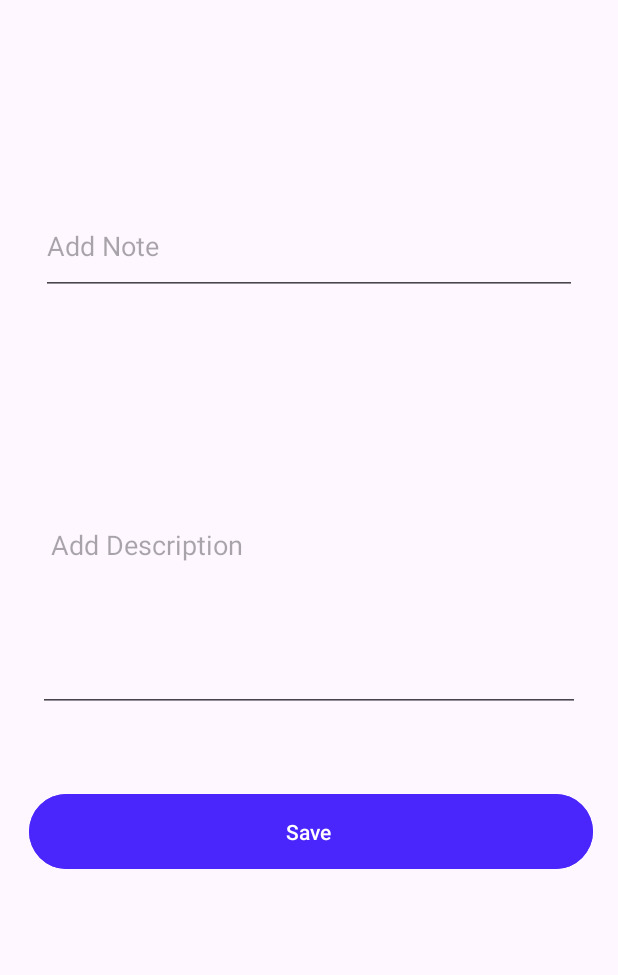
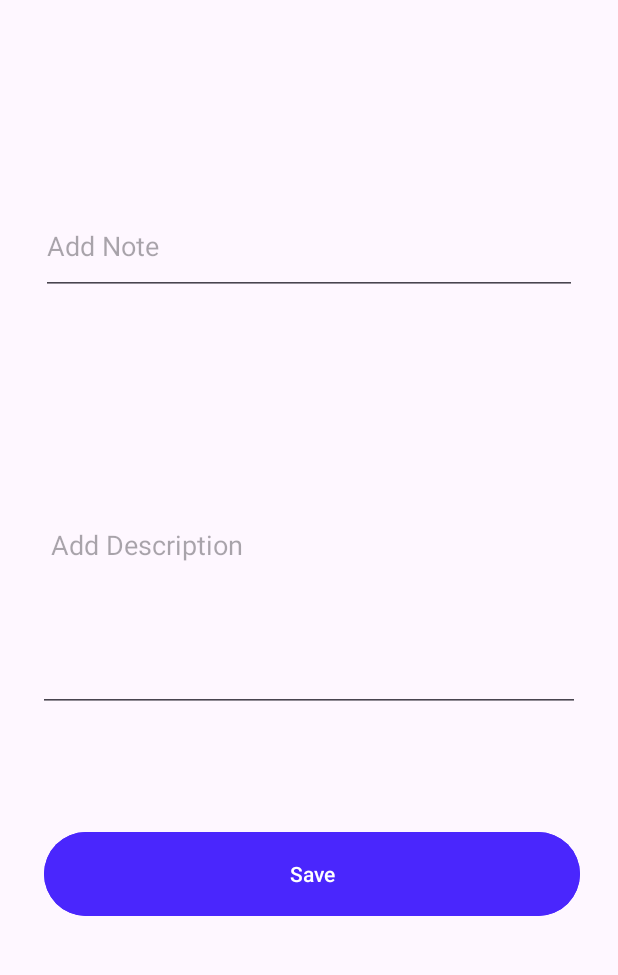
Before and after one commit to ZeliAkman/TodoApp, an Android app: the TodoKayitFragment screen opened through its navigation route, after a tap on "Save", on a phone screen of 412 x 824 dp, the part 96-1071 px from its top. Run offline under Robolectric (Android 15) with nearby library versions, the phone set to English and light mode, and no system bars; Roboto replaces fonts that are not available here.

Commit message:
update and delete

```diff
--- a/app/build.gradle.kts
+++ b/app/build.gradle.kts
@@ -36,6 +36,7 @@ android {
     }
     buildFeatures{
         viewBinding = true
+
     }
 }
 
@@ -44,7 +45,7 @@ android {
 
 dependencies {
 
-    implementation("androidx.core:core-ktx:1.9.0")
+    implementation("androidx.core:core-ktx:1.12.0")
     implementation("androidx.appcompat:appcompat:1.6.1")
     implementation("com.google.android.material:material:1.10.0")
     implementation("androidx.constraintlayout:constraintlayout:2.1.4")
--- a/app/src/main/java/com/example/todoapp/ui/adapter/TodoAdapter.kt
+++ b/app/src/main/java/com/example/todoapp/ui/adapter/TodoAdapter.kt
@@ -26,7 +26,6 @@ class TodoAdapter(var mContext : Context,var  todoList :List<Todo> ) : RecyclerV
         val todo = todoList.get(position)
         val t = holder.tasarim
 
-        // card_tasarımı buraya baglıyoruz
         t.textCardBaslik.text = todo.todo_baslik
         t.textCardAciklama.text=todo.todo_aciklama
 
--- a/app/src/main/java/com/example/todoapp/ui/fragment/AnasayfaFragment.kt
+++ b/app/src/main/java/com/example/todoapp/ui/fragment/AnasayfaFragment.kt
@@ -46,7 +46,7 @@ class AnasayfaFragment : Fragment() {
 
         // fab button action
         binding.fab.setOnClickListener {
-            Navigation.findNavController(it).navigate(R.id.todoKayitFragment)
+            Navigation.findNavController(it).navigate(R.id.todoKayitGecis)
         }
 
         //Searchview Fonks.
--- a/app/src/main/java/com/example/todoapp/ui/fragment/TodoKayitFragment.kt
+++ b/app/src/main/java/com/example/todoapp/ui/fragment/TodoKayitFragment.kt
@@ -17,10 +17,10 @@ class TodoKayitFragment : Fragment() {
         // Inflate the layout for this fragment
         binding = FragmentTodoKayitBinding.inflate(inflater, container, false)
 
-        binding.buttonUpdate.setOnClickListener {
+        binding.buttonSave.setOnClickListener {
 
-            val todo_baslik = binding.editDetayBaslik.text.toString()
-            val todo_aciklama =binding.editDetayAciklama.text.toString()
+            val todo_baslik = binding.editBaslik.text.toString()
+            val todo_aciklama =binding.editAciklama.text.toString()
             kaydet(todo_baslik, todo_aciklama)
         }
         return binding.root
--- a/app/src/main/res/layout/fragment_todo_kayit.xml
+++ b/app/src/main/res/layout/fragment_todo_kayit.xml
@@ -8,6 +8,20 @@
     tools:layout_editor_absoluteX="0dp"
     tools:layout_editor_absoluteY="37dp">
 
+    <Button
+        android:id="@+id/buttonSave"
+        android:layout_width="357dp"
+        android:layout_height="64dp"
+        android:layout_marginTop="76dp"
+        android:backgroundTint="@color/button"
+        android:text="Save"
+        app:layout_constraintBottom_toBottomOf="parent"
+        app:layout_constraintEnd_toEndOf="parent"
+        app:layout_constraintHorizontal_bias="0.537"
+        app:layout_constraintStart_toStartOf="parent"
+        app:layout_constraintTop_toBottomOf="@+id/editAciklama"
+        app:layout_constraintVertical_bias="0.0" />
+
     <androidx.appcompat.widget.Toolbar
         android:id="@+id/toolbar3"
         android:layout_width="0dp"
@@ -16,7 +30,7 @@
         android:background="@color/toolbar"
         android:minHeight="?attr/actionBarSize"
         android:theme="?attr/actionBarTheme"
-        app:layout_constraintBottom_toTopOf="@+id/editDetayBaslik"
+        app:layout_constraintBottom_toTopOf="@+id/editBaslik"
         app:layout_constraintEnd_toEndOf="parent"
         app:layout_constraintStart_toStartOf="parent"
         app:layout_constraintTop_toTopOf="parent" />
@@ -33,13 +47,13 @@
         android:textColor="@color/cardColor"
         android:textSize="24sp"
         android:textStyle="bold"
-        app:layout_constraintBottom_toTopOf="@+id/editDetayAciklama"
+        app:layout_constraintBottom_toTopOf="@+id/editAciklama"
         app:layout_constraintEnd_toEndOf="parent"
         app:layout_constraintStart_toStartOf="parent"
         app:layout_constraintTop_toTopOf="parent" />
 
     <EditText
-        android:id="@+id/editDetayBaslik"
+        android:id="@+id/editBaslik"
         android:layout_width="0dp"
         android:layout_height="0dp"
         android:layout_marginStart="27dp"
@@ -48,13 +62,13 @@
         android:ems="10"
         android:hint="Add Note"
         android:inputType="text"
-        app:layout_constraintBottom_toTopOf="@+id/editDetayAciklama"
+        app:layout_constraintBottom_toTopOf="@+id/editAciklama"
         app:layout_constraintEnd_toEndOf="parent"
         app:layout_constraintStart_toStartOf="parent"
         app:layout_constraintTop_toBottomOf="@+id/toolbar3" />
 
     <EditText
-        android:id="@+id/editDetayAciklama"
+        android:id="@+id/editAciklama"
         android:layout_width="0dp"
         android:layout_height="0dp"
         android:layout_marginStart="25dp"
@@ -68,20 +82,4 @@
         app:layout_constraintStart_toStartOf="parent"
         app:layout_constraintTop_toBottomOf="@+id/textView3" />
 
-    <Button
-        android:id="@+id/buttonUpdate"
-        android:layout_width="376dp"
-        android:layout_height="58dp"
-        android:layout_marginStart="27dp"
-        android:layout_marginEnd="27dp"
-        android:layout_marginBottom="160dp"
-        android:backgroundTint="@color/button"
-        android:text="Save "
-        app:layout_constraintBottom_toBottomOf="parent"
-        app:layout_constraintEnd_toEndOf="parent"
-        app:layout_constraintHorizontal_bias="0.421"
-        app:layout_constraintStart_toStartOf="parent"
-        app:layout_constraintTop_toBottomOf="@+id/editDetayAciklama"
-        app:layout_constraintVertical_bias="0.75" />
-
 </androidx.constraintlayout.widget.ConstraintLayout>
```
Also changed, not shown: app/src/main/java/com/example/todoapp/ui/fragment/TodoDetayFragment.kt (+4 -4 lines), app/src/main/res/layout/fragment_todo_detay.xml (+4 -4 lines).
